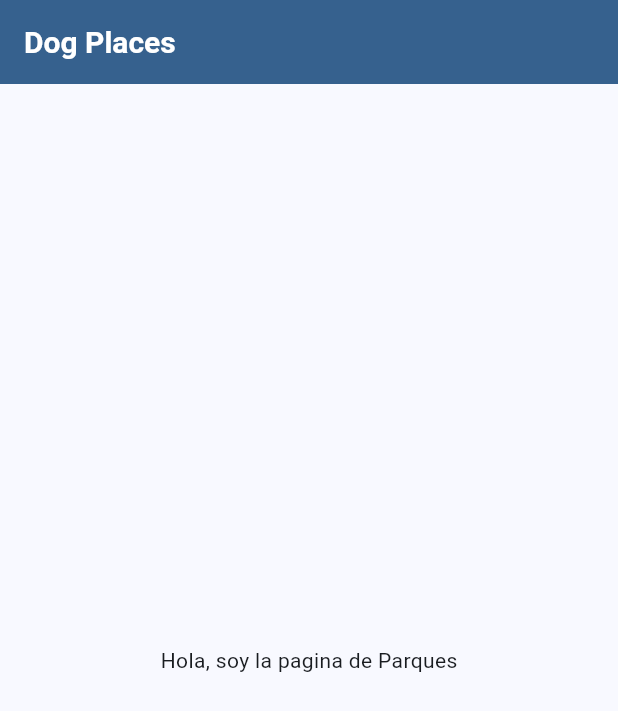
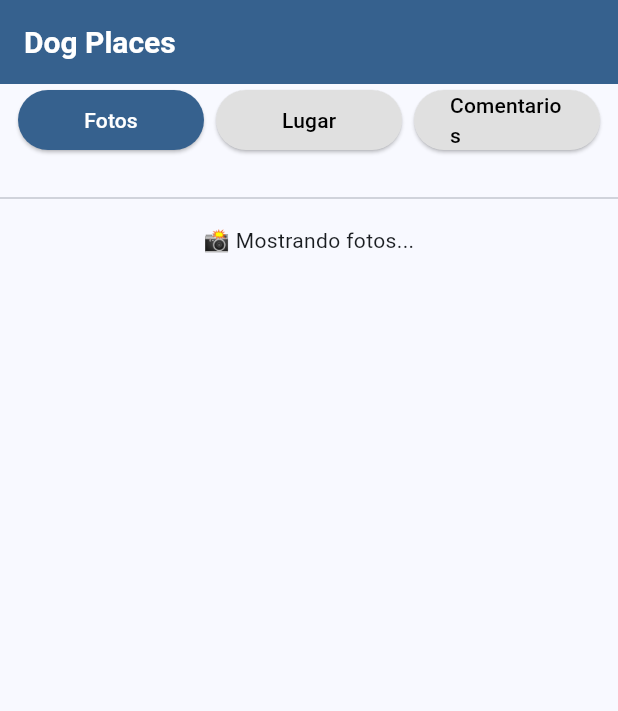
Before and after one commit to josebayondev/dog-share, a Flutter app: the DogPlacesScreen screen opened by its route, on a phone screen of 412 x 824 dp. Shown: the top 711 px of the screen. Run offline on Flutter 3.47's test engine with Material 3 defaults, Android fonts, the phone set to English and light mode, and no system bars; our stand-ins replace cloud_firestore, firebase_auth, firebase_core, go_router; accounts and stored records are empty.

Commit message:
Agregando widgets places

```diff
--- a/lib/config/router/app_router.dart
+++ b/lib/config/router/app_router.dart
@@ -1,9 +1,9 @@
-import 'package:dog_share/presentation/screens/dog_places_screen.dart';
 import 'package:go_router/go_router.dart';
 import '../../presentation/screens_export.dart';
 
 // Esta clase se encarga de definir las rutas de la aplicación
 final appRouter = GoRouter(
+
   routes: [
     GoRoute(
       // La ruta inicial de la aplicación
--- a/lib/presentation/screens/dog_places_screen.dart
+++ b/lib/presentation/screens/dog_places_screen.dart
@@ -1,4 +1,6 @@
 import 'package:flutter/material.dart';
+
+import '../screens_export.dart';
 
 class DogPlacesScreen extends StatelessWidget {
 
@@ -18,7 +20,11 @@ class DogPlacesScreen extends StatelessWidget {
         ),
         backgroundColor: Theme.of(context).colorScheme.primary,
       ),
-      body: Center(child: Text('Hola, soy la pagina de Parques'),)
+      body: Column(
+        children: [
+          const SwitcherPlaces(),
+        ]
+      )
     );
   }
 }
--- a/lib/presentation/screens_export.dart
+++ b/lib/presentation/screens_export.dart
@@ -21,6 +21,7 @@ export 'package:dog_share/presentation/widgets/home/dog_places_widget.dart';
 export 'package:dog_share/presentation/widgets/home/friends_widget.dart';
 export 'package:dog_share/presentation/widgets/home/dog_store.dart';
 export 'package:dog_share/presentation/widgets/home/veterinarian.dart';
+export 'package:dog_share/presentation/widgets/places/switcher_places.dart';
 //PROVIDERS
 export 'package:dog_share/provider/theme_provider.dart';
 export 'package:dog_share/provider/auth_provider.dart';
--- /dev/null
+++ b/lib/presentation/widgets/places/switcher_places.dart
@@ -0,0 +1,70 @@
+import 'package:flutter/material.dart';
+
+class SwitcherPlaces extends StatefulWidget {
+  const SwitcherPlaces({super.key});
+
+  @override
+  State<SwitcherPlaces> createState() => _SwitcherPlacesState();
+}
+
+class _SwitcherPlacesState extends State<SwitcherPlaces> {
+  int opcionSeleccionada = 0;
+
+  final List<String> opciones = [
+    "Fotos",
+    "Lugar",
+    "Comentarios",
+  ];
+
+  @override
+  Widget build(BuildContext context) {
+    final Color color = Theme.of(context).colorScheme.primary;
+
+    return Column(
+      crossAxisAlignment: CrossAxisAlignment.stretch,
+      children: [
+        // Botones en fila separados
+        Padding(
+          padding: const EdgeInsets.symmetric(horizontal: 8.0),
+          child: Row(
+            mainAxisAlignment: MainAxisAlignment.spaceEvenly,
+            children: List.generate(opciones.length, (index) {
+              return Expanded(
+                child: Padding(
+                  padding: const EdgeInsets.symmetric(horizontal: 4.0),
+                  child: ElevatedButton(
+                    onPressed: () {
+                      setState(() {
+                        opcionSeleccionada = index;
+                      });
+                    },
+                    style: ElevatedButton.styleFrom(
+                      backgroundColor: opcionSeleccionada == index
+                          ? color
+                          : Colors.grey[300],
+                      foregroundColor: opcionSeleccionada == index
+                          ? Colors.white
+                          : Colors.black,
+                    ),
+                    child: Text(opciones[index]),
+                  ),
+                ),
+              );
+            }),
+          ),
+        ),
+        const SizedBox(height: 20),
+        const Divider(thickness: 1),
+        const SizedBox(height: 10),
+
+        // Contenido según la opción
+        if (opcionSeleccionada == 0)
+          const Text("📸 Mostrando fotos...", textAlign: TextAlign.center)
+        else if (opcionSeleccionada == 1)
+          const Text("📍 Mostrando lugar...", textAlign: TextAlign.center)
+        else if (opcionSeleccionada == 2)
+          const Text("💬 Mostrando comentarios...", textAlign: TextAlign.center),
+      ],
+    );
+  }
+}
```
